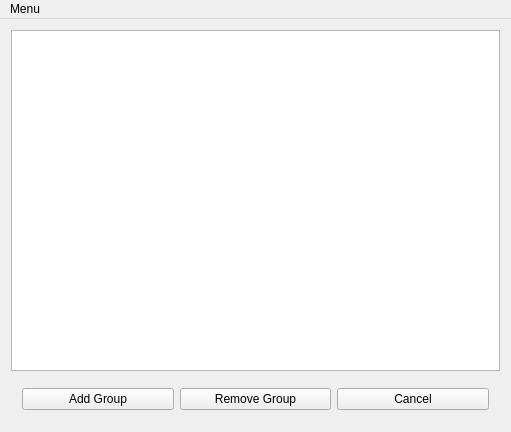
This is gui/edit_group.ui in BoraYang/onnuri as Qt 5 draws it before an edit. The edited form follows.
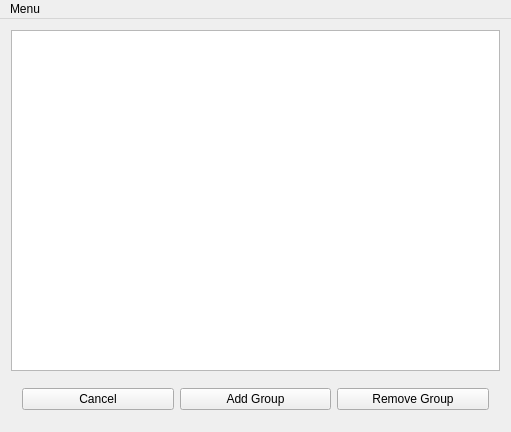
This is the edited form.

```diff
--- a/gui/edit_group.ui
+++ b/gui/edit_group.ui
@@ -30,21 +30,21 @@
        <enum>QFrame::Raised</enum>
       </property>
       <layout class="QGridLayout" name="gridLayout_2">
-       <item row="0" column="0">
+       <item row="0" column="1">
         <widget class="QPushButton" name="btn_add_group">
          <property name="text">
           <string>Add Group</string>
          </property>
         </widget>
        </item>
-       <item row="0" column="1">
+       <item row="0" column="2">
         <widget class="QPushButton" name="btn_remove_group">
          <property name="text">
           <string>Remove Group</string>
          </property>
         </widget>
        </item>
-       <item row="0" column="2">
+       <item row="0" column="0">
         <widget class="QPushButton" name="btn_cancel">
          <property name="text">
           <string>Cancel</string>
```
